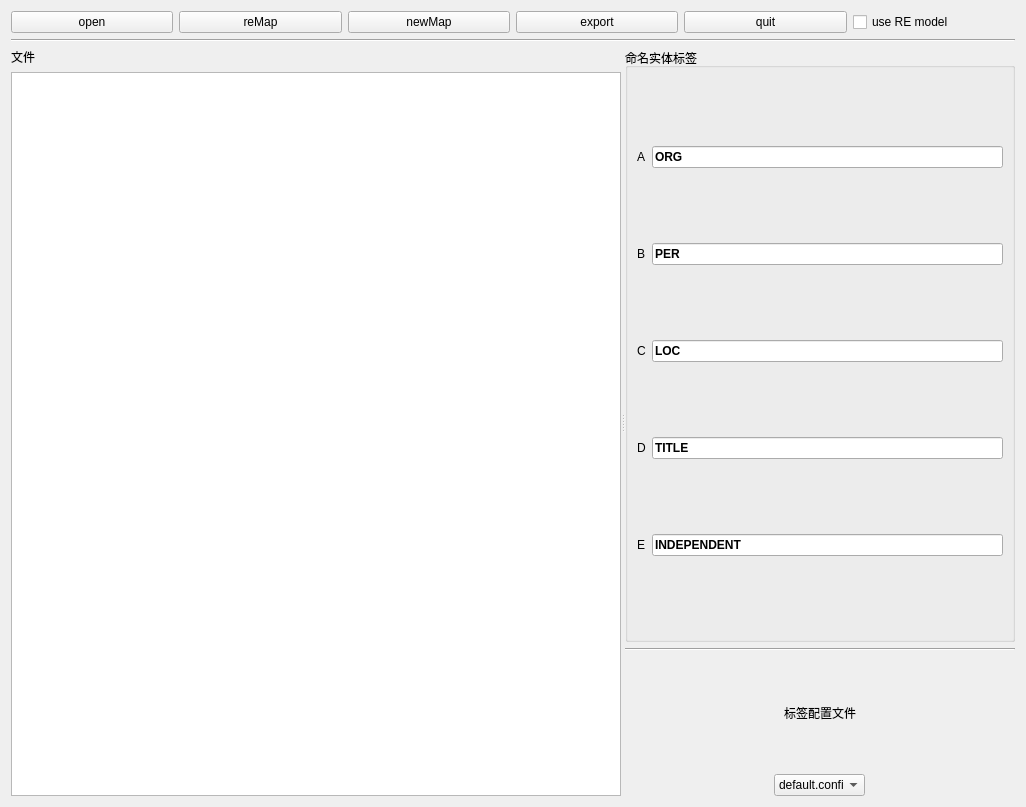
Before: the Qt Designer form ui/ner_editor.ui in chenchengshuai/NERAnnotator, drawn with Qt 5.
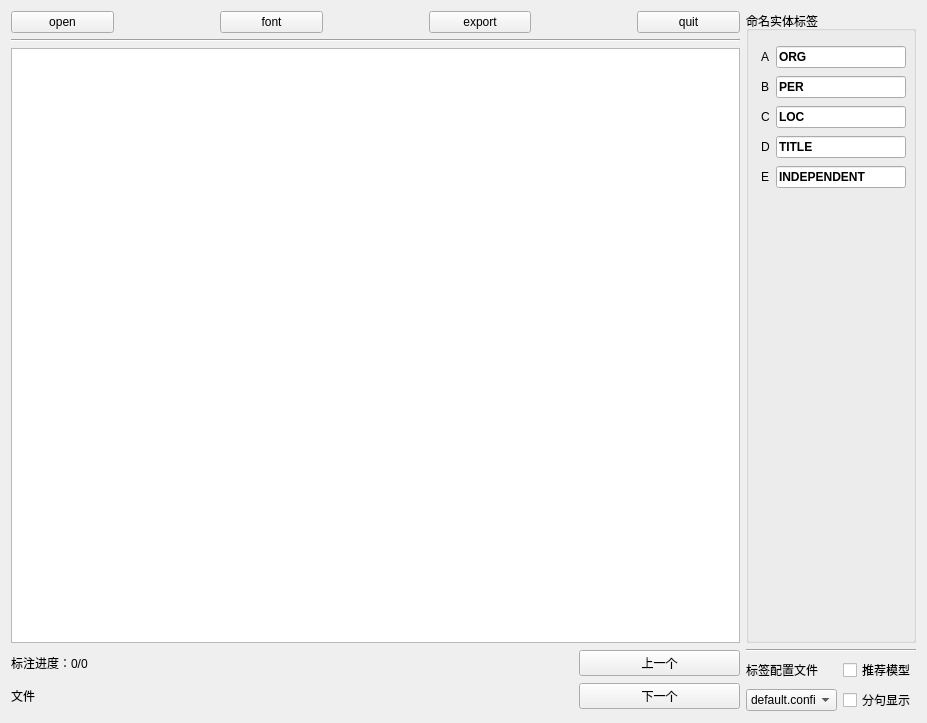
After: the same form once the commit is applied.

What changed in the file:
```diff
--- a/ui/ner_editor.ui
+++ b/ui/ner_editor.ui
@@ -6,111 +6,106 @@
    <rect>
     <x>0</x>
     <y>0</y>
-    <width>1026</width>
-    <height>807</height>
+    <width>927</width>
+    <height>723</height>
    </rect>
   </property>
   <property name="windowTitle">
    <string>Form</string>
   </property>
-  <layout class="QVBoxLayout" name="verticalLayout_5">
-   <item>
-    <layout class="QVBoxLayout" name="verticalLayout_4">
-     <property name="spacing">
-      <number>-1</number>
-     </property>
-     <property name="sizeConstraint">
-      <enum>QLayout::SetDefaultConstraint</enum>
-     </property>
-     <item>
-      <layout class="QHBoxLayout" name="horizontalLayout_2">
-       <item>
+  <layout class="QGridLayout" name="gridLayout_7">
+   <item row="0" column="0">
+    <layout class="QGridLayout" name="gridLayout_6">
+     <item row="0" column="0">
+      <layout class="QGridLayout" name="gridLayout_3">
+       <item row="0" column="0">
+        <layout class="QGridLayout" name="gridLayout">
+         <item row="0" column="0">
         <widget class="QPushButton" name="openButton">
          <property name="text">
           <string>open</string>
          </property>
         </widget>
        </item>
-       <item>
-        <widget class="QPushButton" name="reMapButton">
-         <property name="text">
-          <string>reMap</string>
-         </property>
-        </widget>
-       </item>
-       <item>
-        <widget class="QPushButton" name="newMapButton">
-         <property name="text">
-          <string>newMap</string>
-         </property>
-        </widget>
-       </item>
-       <item>
+         <item row="0" column="4">
         <widget class="QPushButton" name="exportButton">
          <property name="text">
           <string>export</string>
          </property>
         </widget>
        </item>
-       <item>
+         <item row="0" column="3">
+          <spacer name="horizontalSpacer_2">
+           <property name="orientation">
+            <enum>Qt::Horizontal</enum>
+           </property>
+           <property name="sizeType">
+            <enum>QSizePolicy::Preferred</enum>
+           </property>
+           <property name="sizeHint" stdset="0">
+            <size>
+             <width>100</width>
+             <height>20</height>
+            </size>
+           </property>
+          </spacer>
+         </item>
+         <item row="0" column="2">
+          <widget class="QPushButton" name="fontSetButton">
+           <property name="text">
+            <string>font</string>
+           </property>
+          </widget>
+         </item>
+         <item row="0" column="1">
+          <spacer name="horizontalSpacer">
+           <property name="orientation">
+            <enum>Qt::Horizontal</enum>
+           </property>
+           <property name="sizeType">
+            <enum>QSizePolicy::Preferred</enum>
+           </property>
+           <property name="sizeHint" stdset="0">
+            <size>
+             <width>100</width>
+             <height>20</height>
+            </size>
+           </property>
+          </spacer>
+         </item>
+         <item row="0" column="6">
         <widget class="QPushButton" name="quitButton">
          <property name="text">
           <string>quit</string>
          </property>
         </widget>
        </item>
-       <item>
-        <widget class="QCheckBox" name="useREButton">
-         <property name="text">
-          <string>use RE model</string>
-         </property>
-        </widget>
+         <item row="0" column="5">
+          <spacer name="horizontalSpacer_3">
+           <property name="orientation">
+            <enum>Qt::Horizontal</enum>
+           </property>
+           <property name="sizeType">
+            <enum>QSizePolicy::Preferred</enum>
+           </property>
+           <property name="sizeHint" stdset="0">
+            <size>
+             <width>100</width>
+             <height>20</height>
+            </size>
+           </property>
+          </spacer>
        </item>
       </layout>
      </item>
-     <item>
+       <item row="1" column="0">
       <widget class="Line" name="line">
        <property name="orientation">
         <enum>Qt::Horizontal</enum>
        </property>
       </widget>
      </item>
-     <item>
-      <widget class="QSplitter" name="splitter">
-       <property name="sizePolicy">
-        <sizepolicy hsizetype="Expanding" vsizetype="Preferred">
-         <horstretch>0</horstretch>
-         <verstretch>0</verstretch>
-        </sizepolicy>
-       </property>
-       <property name="minimumSize">
-        <size>
-         <width>100</width>
-         <height>0</height>
-        </size>
-       </property>
-       <property name="orientation">
-        <enum>Qt::Horizontal</enum>
-       </property>
-       <property name="childrenCollapsible">
-        <bool>false</bool>
-       </property>
-       <widget class="QWidget" name="">
-        <layout class="QVBoxLayout" name="verticalLayout_3">
-         <item>
-          <widget class="QLabel" name="fileLabel">
-           <property name="sizePolicy">
-            <sizepolicy hsizetype="Preferred" vsizetype="Preferred">
-             <horstretch>0</horstretch>
-             <verstretch>0</verstretch>
-            </sizepolicy>
-           </property>
-           <property name="text">
-            <string>文件</string>
-           </property>
-          </widget>
-         </item>
-         <item>
+       <item row="2" column="0">
           <widget class="QTextEdit" name="textEdit">
            <property name="sizePolicy">
             <sizepolicy hsizetype="Expanding" vsizetype="Expanding">
@@ -124,18 +119,31 @@
           </widget>
          </item>
         </layout>
-       </widget>
-       <widget class="QWidget" name="">
-        <layout class="QVBoxLayout" name="verticalLayout_2" stretch="8,2">
-         <item>
+     </item>
+     <item row="0" column="1">
           <widget class="QGroupBox" name="groupBox">
+       <property name="sizePolicy">
+        <sizepolicy hsizetype="Preferred" vsizetype="Preferred">
+         <horstretch>0</horstretch>
+         <verstretch>0</verstretch>
+        </sizepolicy>
+       </property>
            <property name="title">
             <string>命名实体标签</string>
            </property>
-           <layout class="QGridLayout" name="gridLayout">
-            <property name="spacing">
-             <number>-1</number>
-            </property>
+       <property name="checkable">
+        <bool>false</bool>
+       </property>
+       <widget class="QWidget" name="">
+        <property name="geometry">
+         <rect>
+          <x>15</x>
+          <y>33</y>
+          <width>145</width>
+          <height>147</height>
+         </rect>
+        </property>
+        <layout class="QGridLayout" name="labelGridLayout">
             <item row="0" column="0">
              <widget class="QLabel" name="label_3">
               <property name="text">
@@ -173,6 +181,7 @@
               <property name="font">
                <font>
                 <weight>75</weight>
+             <italic>false</italic>
                 <bold>true</bold>
                </font>
               </property>
@@ -196,6 +205,7 @@
               <property name="font">
                <font>
                 <weight>75</weight>
+             <italic>false</italic>
                 <bold>true</bold>
                </font>
               </property>
@@ -219,6 +229,7 @@
               <property name="font">
                <font>
                 <weight>75</weight>
+             <italic>false</italic>
                 <bold>true</bold>
                </font>
               </property>
@@ -242,6 +253,7 @@
               <property name="font">
                <font>
                 <weight>75</weight>
+             <italic>false</italic>
                 <bold>true</bold>
                </font>
               </property>
@@ -255,34 +267,36 @@
             </item>
            </layout>
           </widget>
-         </item>
-         <item>
-          <layout class="QVBoxLayout" name="verticalLayout">
-           <item>
+      </widget>
+     </item>
+     <item row="1" column="1">
+      <layout class="QGridLayout" name="gridLayout_4">
+       <item row="0" column="0" colspan="2">
             <widget class="Line" name="line_2">
              <property name="orientation">
               <enum>Qt::Horizontal</enum>
              </property>
             </widget>
            </item>
-           <item alignment="Qt::AlignHCenter">
+       <item row="1" column="0">
             <widget class="QLabel" name="label_8">
              <property name="text">
               <string>标签配置文件</string>
              </property>
             </widget>
            </item>
-           <item alignment="Qt::AlignHCenter">
+       <item row="1" column="1">
+        <widget class="QCheckBox" name="useREButton">
+         <property name="text">
+          <string>推荐模型</string>
+         </property>
+        </widget>
+       </item>
+       <item row="2" column="0">
             <widget class="QComboBox" name="configFileButton">
-             <property name="sizePolicy">
-              <sizepolicy hsizetype="Preferred" vsizetype="Fixed">
-               <horstretch>0</horstretch>
-               <verstretch>0</verstretch>
-              </sizepolicy>
-             </property>
              <property name="minimumSize">
               <size>
-               <width>0</width>
+           <width>8</width>
                <height>0</height>
               </size>
              </property>
@@ -302,11 +316,84 @@
              </item>
             </widget>
            </item>
-          </layout>
-         </item>
-        </layout>
-       </widget>
-      </widget>
+       <item row="2" column="1">
+        <widget class="QCheckBox" name="splitSentButton">
+         <property name="text">
+          <string>分句显示</string>
+         </property>
+        </widget>
+       </item>
+      </layout>
+     </item>
+     <item row="1" column="0">
+      <layout class="QGridLayout" name="gridLayout_2">
+       <item row="0" column="2">
+        <widget class="QPushButton" name="lastFileButton">
+         <property name="text">
+          <string>上一个</string>
+         </property>
+        </widget>
+       </item>
+       <item row="1" column="2">
+        <widget class="QPushButton" name="nextFileButton">
+         <property name="text">
+          <string>下一个</string>
+         </property>
+        </widget>
+       </item>
+       <item row="0" column="0">
+        <widget class="QLabel" name="progressButton">
+         <property name="text">
+          <string>标注进度：0/0</string>
+         </property>
+        </widget>
+       </item>
+       <item row="1" column="0">
+        <widget class="QLabel" name="fileLabel">
+         <property name="sizePolicy">
+          <sizepolicy hsizetype="Preferred" vsizetype="Preferred">
+           <horstretch>0</horstretch>
+           <verstretch>0</verstretch>
+          </sizepolicy>
+         </property>
+         <property name="text">
+          <string>文件</string>
+         </property>
+        </widget>
+       </item>
+       <item row="0" column="1">
+        <spacer name="horizontalSpacer_4">
+         <property name="orientation">
+          <enum>Qt::Horizontal</enum>
+         </property>
+         <property name="sizeType">
+          <enum>QSizePolicy::Preferred</enum>
+         </property>
+         <property name="sizeHint" stdset="0">
+          <size>
+           <width>400</width>
+           <height>20</height>
+          </size>
+         </property>
+        </spacer>
+       </item>
+       <item row="1" column="1">
+        <spacer name="horizontalSpacer_5">
+         <property name="orientation">
+          <enum>Qt::Horizontal</enum>
+         </property>
+         <property name="sizeType">
+          <enum>QSizePolicy::Preferred</enum>
+         </property>
+         <property name="sizeHint" stdset="0">
+          <size>
+           <width>400</width>
+           <height>20</height>
+          </size>
+         </property>
+        </spacer>
+       </item>
+      </layout>
      </item>
     </layout>
    </item>
```
Lines whose indentation alone changed are shown as unchanged.
